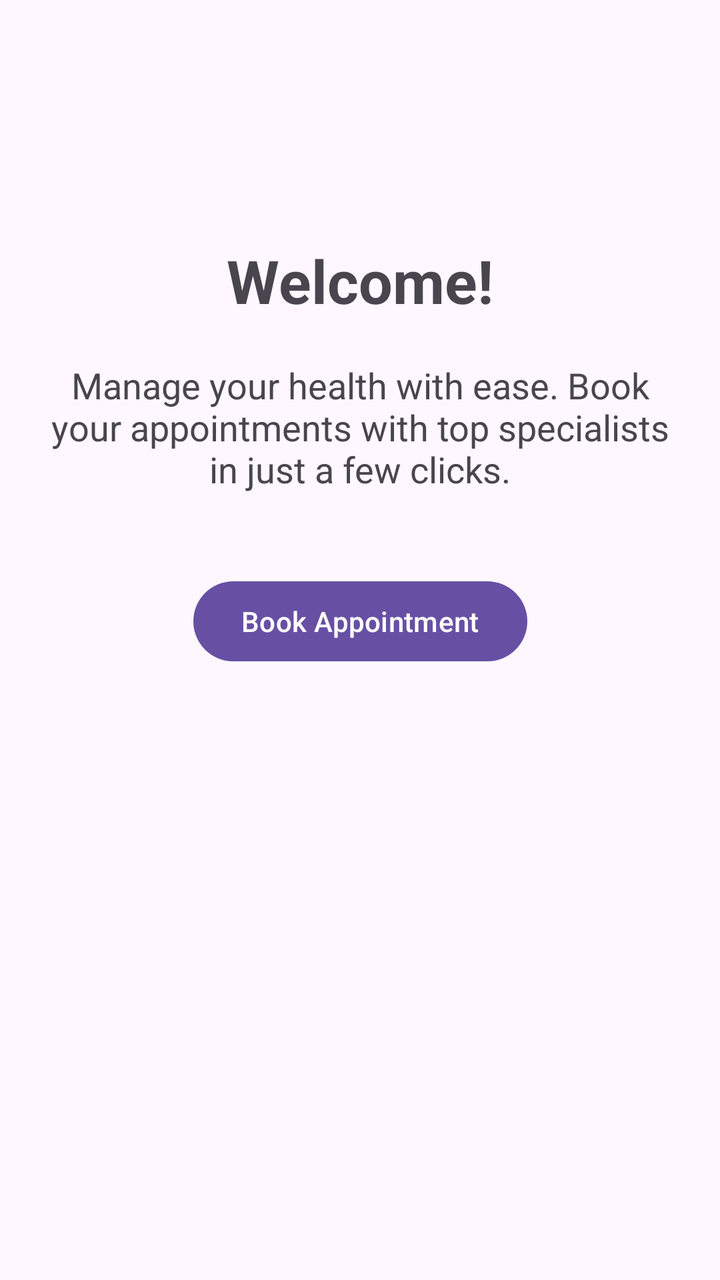
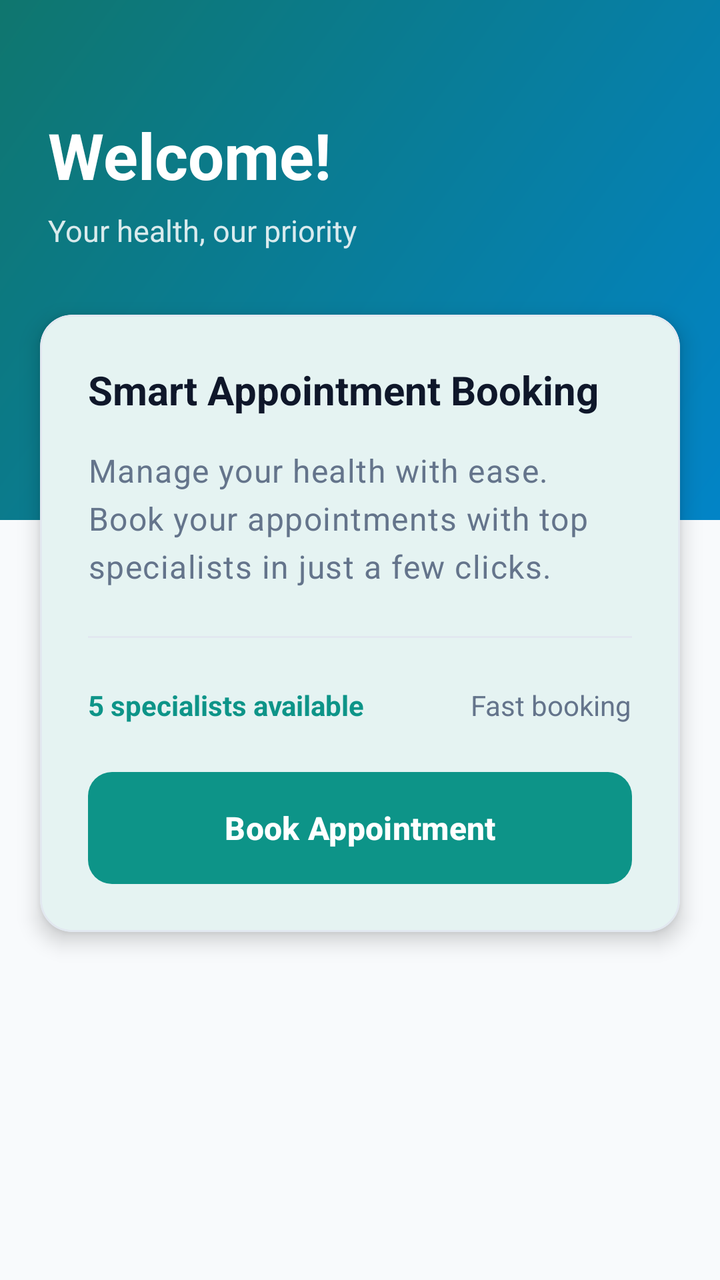

The first picture is an Android layout as it rendered before a commit; the second is the same layout after the commit. The layout source and the unified diff follow.
<!-- AndroidManifest.xml: application theme Theme.Madquiz1 -->
<!-- res/layout/activity_main.xml -->
<?xml version="1.0" encoding="utf-8"?>
<androidx.constraintlayout.widget.ConstraintLayout xmlns:android="http://schemas.android.com/apk/res/android"
    xmlns:app="http://schemas.android.com/apk/res-auto"
    android:id="@+id/main"
    android:layout_width="match_parent"
    android:layout_height="match_parent"
    android:padding="20dp">

    <TextView
        android:id="@+id/tvWelcomeMain"
        android:layout_width="wrap_content"
        android:layout_height="wrap_content"
        android:layout_marginTop="100dp"
        android:text="@string/welcome_home"
        android:textSize="30sp"
        android:textStyle="bold"
        app:layout_constraintEnd_toEndOf="parent"
        app:layout_constraintStart_toStartOf="parent"
        app:layout_constraintTop_toTopOf="parent" />

    <TextView
        android:id="@+id/tvDescription"
        android:layout_width="0dp"
        android:layout_height="wrap_content"
        android:layout_marginTop="20dp"
        android:gravity="center"
        android:text="@string/app_description"
        android:textSize="18sp"
        app:layout_constraintEnd_toEndOf="parent"
        app:layout_constraintStart_toStartOf="parent"
        app:layout_constraintTop_toBottomOf="@+id/tvWelcomeMain" />

    <Button
        android:id="@+id/btnBookAppointment"
        android:layout_width="wrap_content"
        android:layout_height="wrap_content"
        android:layout_marginTop="40dp"
        android:text="@string/book_appointment"
        app:layout_constraintEnd_toEndOf="parent"
        app:layout_constraintStart_toStartOf="parent"
        app:layout_constraintTop_toBottomOf="@+id/tvDescription" />

</androidx.constraintlayout.widget.ConstraintLayout>
<!-- resources referenced by this layout -->
<resources>
  <string name="app_description">Manage your health with ease. Book your appointments with top specialists in just a few clicks.</string>
  <string name="book_appointment">Book Appointment</string>
  <string name="welcome_home">Welcome!</string>
  <style name="Theme.Madquiz1" parent="Base.Theme.Madquiz1" />
  <style name="Base.Theme.Madquiz1" parent="Theme.Material3.DayNight.NoActionBar">
          
          
      </style>
</resources>

<!-- the commit's change to res/layout/activity_main.xml (unified diff, before → after) -->
@@ -4,40 +4,118 @@
     android:id="@+id/main"
     android:layout_width="match_parent"
     android:layout_height="match_parent"
-    android:padding="20dp">
+    android:background="@color/background">
+
+    <View
+        android:id="@+id/headerBackground"
+        android:layout_width="0dp"
+        android:layout_height="260dp"
+        android:background="@drawable/bg_gradient_primary"
+        app:layout_constraintEnd_toEndOf="parent"
+        app:layout_constraintStart_toStartOf="parent"
+        app:layout_constraintTop_toTopOf="parent" />
 
     <TextView
         android:id="@+id/tvWelcomeMain"
         android:layout_width="wrap_content"
         android:layout_height="wrap_content"
-        android:layout_marginTop="100dp"
+        android:layout_marginStart="24dp"
+        android:layout_marginTop="56dp"
         android:text="@string/welcome_home"
-        android:textSize="30sp"
-        android:textStyle="bold"
-        app:layout_constraintEnd_toEndOf="parent"
+        android:textAppearance="@style/TextAppearance.App.Title"
+        android:textSize="32sp"
         app:layout_constraintStart_toStartOf="parent"
         app:layout_constraintTop_toTopOf="parent" />
 
     <TextView
-        android:id="@+id/tvDescription"
+        android:id="@+id/tvTagline"
+        android:layout_width="wrap_content"
+        android:layout_height="wrap_content"
+        android:layout_marginStart="24dp"
+        android:layout_marginTop="6dp"
+        android:alpha="0.85"
+        android:text="@string/home_tagline"
+        android:textColor="@color/white"
+        android:textSize="15sp"
+        app:layout_constraintStart_toStartOf="parent"
+        app:layout_constraintTop_toBottomOf="@id/tvWelcomeMain" />
+
+    <com.google.android.material.card.MaterialCardView
+        android:id="@+id/cardHome"
         android:layout_width="0dp"
         android:layout_height="wrap_content"
-        android:layout_marginTop="20dp"
-        android:gravity="center"
-        android:text="@string/app_description"
-        android:textSize="18sp"
+        android:layout_marginHorizontal="20dp"
+        android:layout_marginTop="32dp"
+        app:cardBackgroundColor="@color/surface"
+        app:cardCornerRadius="@dimen/corner_radius"
+        app:cardElevation="6dp"
         app:layout_constraintEnd_toEndOf="parent"
         app:layout_constraintStart_toStartOf="parent"
-        app:layout_constraintTop_toBottomOf="@+id/tvWelcomeMain" />
+        app:layout_constraintTop_toBottomOf="@id/tvTagline"
+        app:strokeColor="@color/divider"
+        app:strokeWidth="1dp">
 
-    <Button
-        android:id="@+id/btnBookAppointment"
-        android:layout_width="wrap_content"
-        android:layout_height="wrap_content"
-        android:layout_marginTop="40dp"
-        android:text="@string/book_appointment"
-        app:layout_constraintEnd_toEndOf="parent"
-        app:layout_constraintStart_toStartOf="parent"
-        app:layout_constraintTop_toBottomOf="@+id/tvDescription" />
+        <LinearLayout
+            android:layout_width="match_parent"
+            android:layout_height="wrap_content"
+            android:orientation="vertical"
+            android:padding="@dimen/spacing_lg">
+
+            <TextView
+                android:layout_width="wrap_content"
+                android:layout_height="wrap_content"
+                android:text="@string/app_name"
+                android:textAppearance="@style/TextAppearance.App.Headline"
+                android:textSize="20sp" />
+
+            <TextView
+                android:id="@+id/tvDescription"
+                android:layout_width="match_parent"
+                android:layout_height="wrap_content"
+                android:layout_marginTop="@dimen/spacing_md"
+                android:lineSpacingExtra="4dp"
+                android:text="@string/app_description"
+                android:textAppearance="@style/TextAppearance.App.Subtitle"
+                android:textSize="16sp" />
+
+            <View
+                android:layout_width="match_parent"
+                android:layout_height="1dp"
+                android:layout_marginVertical="@dimen/spacing_lg"
+                android:background="@color/divider" />
+
+            <LinearLayout
+                android:layout_width="match_parent"
+                android:layout_height="wrap_content"
+                android:gravity="center_vertical"
+                android:orientation="horizontal">
+
+                <TextView
+                    android:layout_width="0dp"
+                    android:layout_height="wrap_content"
+                    android:layout_weight="1"
+                    android:text="5 specialists available"
+                    android:textColor="@color/primary"
+                    android:textSize="14sp"
+                    android:textStyle="bold" />
+
+                <TextView
+                    android:layout_width="wrap_content"
+                    android:layout_height="wrap_content"
+                    android:text="Fast booking"
+                    android:textColor="@color/text_secondary"
+                    android:textSize="14sp" />
+            </LinearLayout>
+
+            <com.google.android.material.button.MaterialButton
+                android:id="@+id/btnBookAppointment"
+                style="@style/Widget.App.Button.Primary"
+                android:layout_width="match_parent"
+                android:layout_height="wrap_content"
+                android:layout_marginTop="@dimen/spacing_lg"
+                android:text="@string/book_appointment" />
+
+        </LinearLayout>
+    </com.google.android.material.card.MaterialCardView>
 
 </androidx.constraintlayout.widget.ConstraintLayout>
<!-- resource entries referenced after the edit -->
@@ -1,12 +1,81 @@
 <!-- resources referenced by this layout -->
 <resources>
+  <color name="background">#FFF8FAFC</color>
+  <color name="divider">#FFE2E8F0</color>
+  <color name="primary">#FF0D9488</color>
+  <color name="surface">#FFFFFFFF</color>
+  <color name="text_secondary">#FF64748B</color>
+  <color name="white">#FFFFFFFF</color>
+  <dimen name="corner_radius">16dp</dimen>
+  <dimen name="spacing_lg">24dp</dimen>
+  <dimen name="spacing_md">16dp</dimen>
+  <!-- drawable bg_gradient_primary (drawable) -->
+  <?xml version="1.0" encoding="utf-8"?>
+  <shape xmlns:android="http://schemas.android.com/apk/res/android">
+      <gradient
+          android:angle="135"
+          android:endColor="@color/primary_dark"
+          android:startColor="@color/secondary"
+          android:type="linear" />
+  </shape>
   <string name="app_description">Manage your health with ease. Book your appointments with top specialists in just a few clicks.</string>
+  <string name="app_name">Smart Appointment Booking</string>
   <string name="book_appointment">Book Appointment</string>
+  <string name="home_tagline">Your health, our priority</string>
   <string name="welcome_home">Welcome!</string>
+  <style name="TextAppearance.App.Headline" parent="TextAppearance.Material3.HeadlineMedium">
+          <item name="android:textColor">@color/text_primary</item>
+          <item name="android:textStyle">bold</item>
+      </style>
+  <style name="TextAppearance.App.Subtitle" parent="TextAppearance.Material3.BodyLarge">
+          <item name="android:textColor">@color/text_secondary</item>
+      </style>
+  <style name="TextAppearance.App.Title" parent="TextAppearance.Material3.TitleLarge">
+          <item name="android:textColor">@color/text_on_primary</item>
+          <item name="android:textStyle">bold</item>
+      </style>
+  <style name="Widget.App.Button.Primary" parent="Widget.Material3.Button">
+          <item name="android:background">@drawable/btn_primary_bg</item>
+          <item name="backgroundTint">@null</item>
+          <item name="android:textColor">@color/text_on_primary</item>
+          <item name="android:textAllCaps">false</item>
+          <item name="android:textSize">16sp</item>
+          <item name="android:textStyle">bold</item>
+          <item name="android:minHeight">@dimen/button_height</item>
+          <item name="android:paddingStart">24dp</item>
+          <item name="android:paddingEnd">24dp</item>
+      </style>
   <style name="Theme.Madquiz1" parent="Base.Theme.Madquiz1" />
+  <color name="primary_dark">#FF0F766E</color>
+  <color name="secondary">#FF0284C7</color>
+  <color name="text_primary">#FF0F172A</color>
+  <color name="text_on_primary">#FFFFFFFF</color>
+  <!-- drawable btn_primary_bg (drawable) -->
+  <?xml version="1.0" encoding="utf-8"?>
+  <ripple xmlns:android="http://schemas.android.com/apk/res/android"
+      android:color="@color/primary_light">
+      <item>
+          <shape android:shape="rectangle">
+              <solid android:color="@color/primary" />
+              <corners android:radius="@dimen/corner_radius_sm" />
+          </shape>
+      </item>
+  </ripple>
+  <dimen name="button_height">56dp</dimen>
   <style name="Base.Theme.Madquiz1" parent="Theme.Material3.DayNight.NoActionBar">
-          
-          
+          <item name="colorPrimary">@color/primary</item>
+          <item name="colorPrimaryDark">@color/primary_dark</item>
+          <item name="colorOnPrimary">@color/text_on_primary</item>
+          <item name="colorSecondary">@color/secondary</item>
+          <item name="colorOnSecondary">@color/text_on_primary</item>
+          <item name="colorSurface">@color/surface</item>
+          <item name="colorOnSurface">@color/text_primary</item>
+          <item name="android:colorBackground">@color/background</item>
+          <item name="android:statusBarColor">@color/primary_dark</item>
+          <item name="android:navigationBarColor">@color/background</item>
+          <item name="materialButtonStyle">@style/Widget.App.Button.Primary</item>
       </style>
+  <color name="primary_light">#FF5EEAD4</color>
+  <dimen name="corner_radius_sm">12dp</dimen>
 </resources>
 
